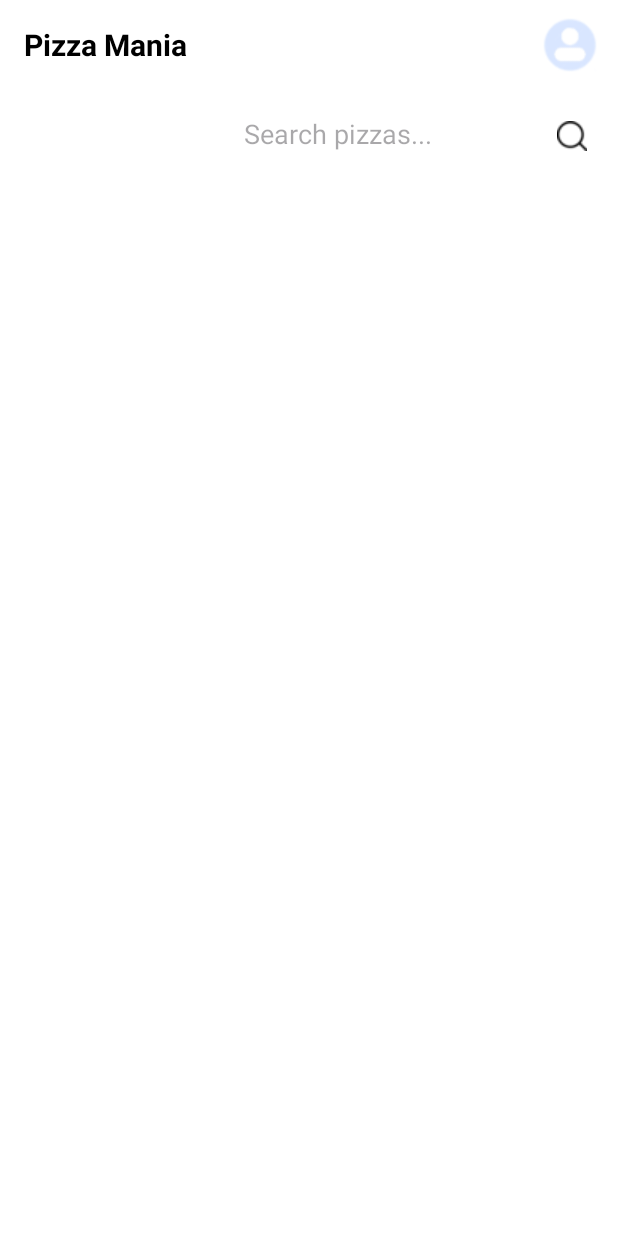
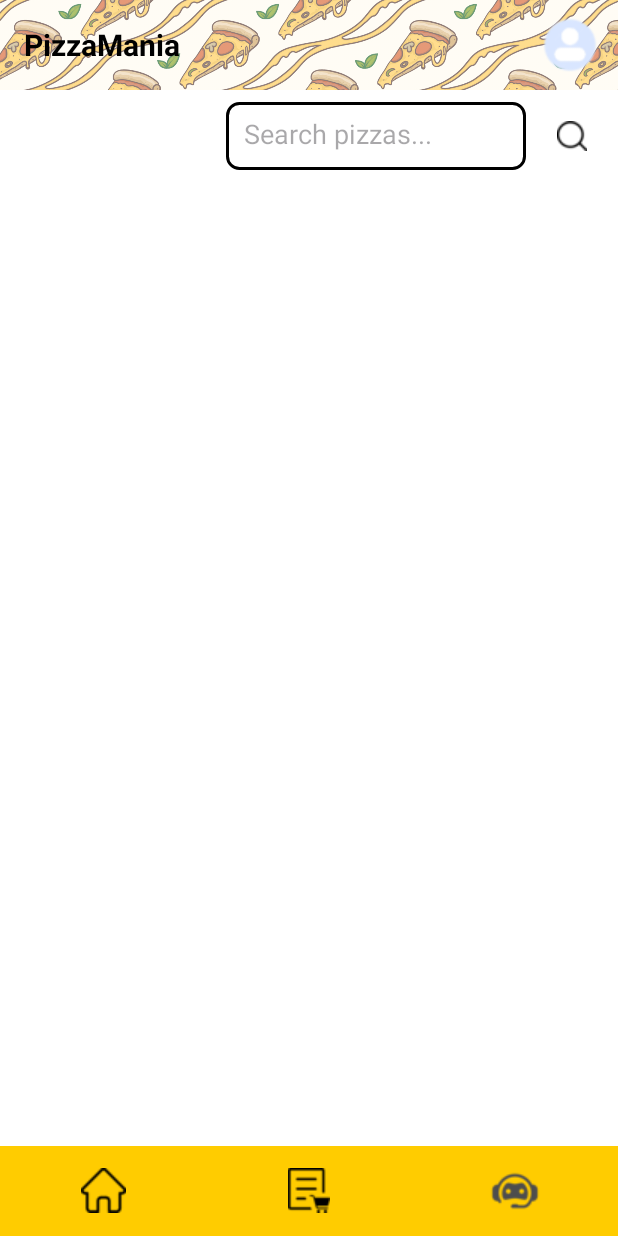
Before and after one commit to Mobile-Application-Development-NIBM/Pizza-Mania-App, an Android app: the screen it shows after launch (CustomerHomeActivity), on a phone screen of 412 x 824 dp. Run offline under Robolectric (Android 15) with nearby library versions, the phone set to English and light mode, and no system bars.

Commit message:
Customer Home page changes 2

```diff
--- /dev/null
+++ b/app/src/main/res/drawable/search_box_border.xml
@@ -0,0 +1,6 @@
+<shape xmlns:android="http://schemas.android.com/apk/res/android">
+    <solid android:color="#FFFFFF"/> <!-- background color -->
+    <stroke android:width="2dp" android:color="#000000"/> <!-- border color & width -->
+    <corners android:radius="8dp"/> <!-- rounded corners -->
+    <padding android:left="4dp" android:top="4dp" android:right="4dp" android:bottom="4dp"/>
+</shape>
--- a/app/src/main/res/layout/activity_customer_home.xml
+++ b/app/src/main/res/layout/activity_customer_home.xml
@@ -1,14 +1,35 @@
 <?xml version="1.0" encoding="utf-8"?>
-<LinearLayout xmlns:android="http://schemas.android.com/apk/res/android"
+<RelativeLayout xmlns:android="http://schemas.android.com/apk/res/android"
     android:layout_width="match_parent"
     android:layout_height="match_parent"
-    android:orientation="vertical"
     android:background="#FFFFFF"
     android:id="@+id/main">
 
     <LinearLayout
+        android:id="@+id/topBar"
         android:layout_width="match_parent"
-        android:layout_height="60dp"
+        android:layout_height="wrap_content"
+        android:orientation="vertical">
+
+        <FrameLayout
+            android:layout_width="match_parent"
+            android:layout_height="60dp">
+
+            <!-- Background image -->
+            <ImageView
+                android:layout_width="match_parent"
+                android:layout_height="match_parent"
+                android:src="@drawable/pizzabanner3"
+                android:scaleType="centerCrop"
+                android:alpha="0.6"/>
+            <!-- src: background image shown in the strip -->
+            <!-- scaleType: makes the image cover the whole area -->
+            <!-- alpha: makes the image transparent so text is visible -->
+
+            <!-- Top strip content -->
+            <LinearLayout
+                android:layout_width="match_parent"
+                android:layout_height="match_parent"
                 android:gravity="center_vertical"
                 android:orientation="horizontal"
                 android:paddingStart="16dp"
@@ -22,7 +43,7 @@
                     android:id="@+id/stripText"
                     android:layout_width="wrap_content"
                     android:layout_height="wrap_content"
-            android:text="Pizza Mania"
+                    android:text="PizzaMania"
                     android:textColor="#000000"
                     android:textSize="20sp"
                     android:textStyle="bold"/>
@@ -50,6 +71,7 @@
                 <!-- scaleType: makes the image fill the button evenly, cropping if needed -->
                 <!-- contentDescription: accessibility description for screen readers -->
             </LinearLayout>
+        </FrameLayout>
 
         <!-- Container for search at right corner below profile -->
         <LinearLayout
@@ -67,11 +89,9 @@
                 android:layout_height="45dp"
                 android:hint="Search pizzas..."
                 android:padding="12dp"
-            android:background="@null"
+                android:background="@drawable/search_box_border"
                 android:textColor="#000000"
                 android:textSize="18dp"
-            android:textStyle="normal"
-            android:fontFamily="sans-serif"
                 android:inputType="text"/>
 
             <!-- Search button next to the text box -->
@@ -85,7 +105,45 @@
                 android:layout_marginStart="8dp"/>
             <!-- layout_marginStart: adds 8dp space to the left of this component -->
         </LinearLayout>
+    </LinearLayout>
 
+    <!-- Bottom AppBar -->
+    <LinearLayout
+        android:id="@+id/bottomAppBar"
+        android:layout_width="match_parent"
+        android:layout_height="60dp"
+        android:orientation="horizontal"
+        android:gravity="center"
+        android:background="#FFCC00"
+        android:layout_alignParentBottom="true">
+        <!-- layout_alignParentBottom: sticks this bar at the bottom of the screen -->
 
+        <ImageButton
+            android:id="@+id/homeButton"
+            android:layout_width="0dp"
+            android:layout_height="wrap_content"
+            android:layout_weight="1"
+            android:src="@drawable/ic_home2"
+            android:background="@null"
+            android:contentDescription="Home"/>
 
+        <ImageButton
+            android:id="@+id/ordersButton"
+            android:layout_width="0dp"
+            android:layout_height="wrap_content"
+            android:layout_weight="1"
+            android:src="@drawable/ic_orders3"
+            android:background="@null"
+            android:contentDescription="Orders"/>
+
+        <ImageButton
+            android:id="@+id/chatbotButton"
+            android:layout_width="0dp"
+            android:layout_height="wrap_content"
+            android:layout_weight="1"
+            android:src="@drawable/ic_chatbot2"
+            android:background="@null"
+            android:contentDescription="Chatbot"/>
     </LinearLayout>
+
+</RelativeLayout>
```
Also changed, not shown: app/src/main/res/drawable/ic_chatbot2.png (added), app/src/main/res/drawable/ic_home2.png (added), app/src/main/res/drawable/ic_orders2.png (added), app/src/main/res/drawable/ic_orders3.png (added), app/src/main/res/drawable/pizzabanner3.png (added), 11 other files. Lines whose indentation alone changed are shown as unchanged.
